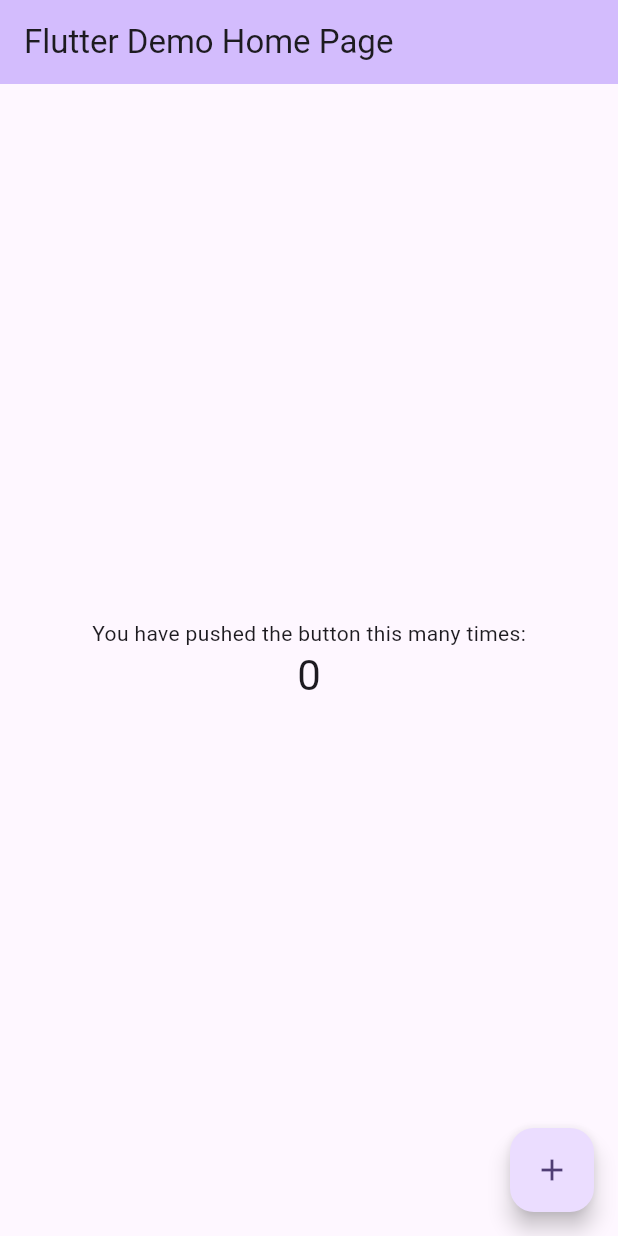
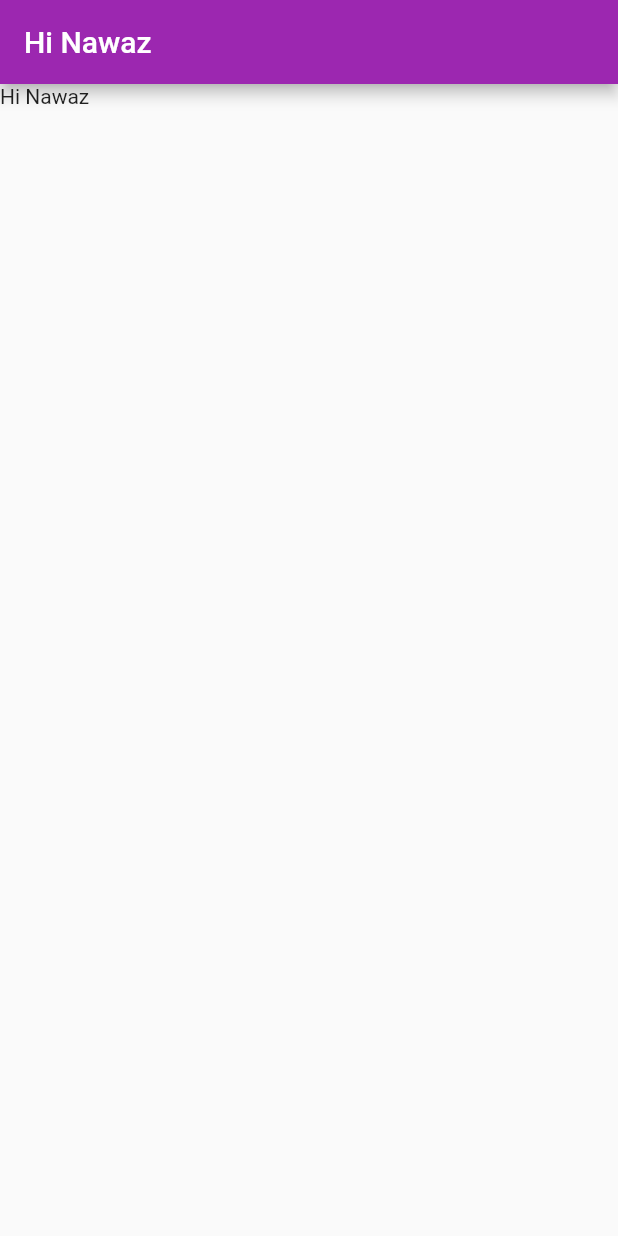
Before and after one commit to farsiris1/flutter_app, a Flutter app: the screen it shows after launch, on a phone screen of 412 x 824 dp. Run offline on Flutter 3.47's test engine with Material 2 defaults, Android fonts, the phone set to English and light mode, and no system bars.

Commit message:
ch1 completed

```diff
--- a/lib/main.dart
+++ b/lib/main.dart
@@ -1,125 +1,26 @@
 import 'package:flutter/material.dart';
 
 void main() {
-  runApp(const MyApp());
+  runApp(MaterialApp(
+    home: HomePage(),
+    theme: ThemeData(
+      primarySwatch: Colors.purple,
+    ),
+  ));
 }
 
-class MyApp extends StatelessWidget {
-  const MyApp({super.key});
+class HomePage extends StatelessWidget {
+  const HomePage({super.key});
 
-  // This widget is the root of your application.
   @override
   Widget build(BuildContext context) {
-    return MaterialApp(
-      title: 'Flutter Demo',
-      theme: ThemeData(
-        // This is the theme of your application.
-        //
-        // TRY THIS: Try running your application with "flutter run". You'll see
-        // the application has a blue toolbar. Then, without quitting the app,
-        // try changing the seedColor in the colorScheme below to Colors.green
-        // and then invoke "hot reload" (save your changes or press the "hot
-        // reload" button in a Flutter-supported IDE, or press "r" if you used
-        // the command line to start the app).
-        //
-        // Notice that the counter didn't reset back to zero; the application
-        // state is not lost during the reload. To reset the state, use hot
-        // restart instead.
-        //
-        // This works for code too, not just values: Most code changes can be
-        // tested with just a hot reload.
-        colorScheme: ColorScheme.fromSeed(seedColor: Colors.deepPurple),
-        useMaterial3: true,
+    return Scaffold(
+      appBar: AppBar(
+        title: const Text("Hi Nawaz"),
       ),
-      home: const MyHomePage(title: 'Flutter Demo Home Page'),
+      body: Container(
+        child: Text("Hi Nawaz"),
+      ),
     );
   }
 }
-
-class MyHomePage extends StatefulWidget {
-  const MyHomePage({super.key, required this.title});
-
-  // This widget is the home page of your application. It is stateful, meaning
-  // that it has a State object (defined below) that contains fields that affect
-  // how it looks.
-
-  // This class is the configuration for the state. It holds the values (in this
-  // case the title) provided by the parent (in this case the App widget) and
-  // used by the build method of the State. Fields in a Widget subclass are
-  // always marked "final".
-
-  final String title;
-
-  @override
-  State<MyHomePage> createState() => _MyHomePageState();
-}
-
-class _MyHomePageState extends State<MyHomePage> {
-  int _counter = 0;
-
-  void _incrementCounter() {
-    setState(() {
-      // This call to setState tells the Flutter framework that something has
-      // changed in this State, which causes it to rerun the build method below
-      // so that the display can reflect the updated values. If we changed
-      // _counter without calling setState(), then the build method would not be
-      // called again, and so nothing would appear to happen.
-      _counter++;
-    });
-  }
-
-  @override
-  Widget build(BuildContext context) {
-    // This method is rerun every time setState is called, for instance as done
-    // by the _incrementCounter method above.
-    //
-    // The Flutter framework has been optimized to make rerunning build methods
-    // fast, so that you can just rebuild anything that needs updating rather
-    // than having to individually change instances of widgets.
-    return Scaffold(
-      appBar: AppBar(
-        // TRY THIS: Try changing the color here to a specific color (to
-        // Colors.amber, perhaps?) and trigger a hot reload to see the AppBar
-        // change color while the other colors stay the same.
-        backgroundColor: Theme.of(context).colorScheme.inversePrimary,
-        // Here we take the value from the MyHomePage object that was created by
-        // the App.build method, and use it to set our appbar title.
-        title: Text(widget.title),
-      ),
-      body: Center(
-        // Center is a layout widget. It takes a single child and positions it
-        // in the middle of the parent.
-        child: Column(
-          // Column is also a layout widget. It takes a list of children and
-          // arranges them vertically. By default, it sizes itself to fit its
-          // children horizontally, and tries to be as tall as its parent.
-          //
-          // Column has various properties to control how it sizes itself and
-          // how it positions its children. Here we use mainAxisAlignment to
-          // center the children vertically; the main axis here is the vertical
-          // axis because Columns are vertical (the cross axis would be
-          // horizontal).
-          //
-          // TRY THIS: Invoke "debug painting" (choose the "Toggle Debug Paint"
-          // action in the IDE, or press "p" in the console), to see the
-          // wireframe for each widget.
-          mainAxisAlignment: MainAxisAlignment.center,
-          children: <Widget>[
-            const Text(
-              'You have pushed the button this many times:',
-            ),
-            Text(
-              '$_counter',
-              style: Theme.of(context).textTheme.headlineMedium,
-            ),
-          ],
-        ),
-      ),
-      floatingActionButton: FloatingActionButton(
-        onPressed: _incrementCounter,
-        tooltip: 'Increment',
-        child: const Icon(Icons.add),
-      ), // This trailing comma makes auto-formatting nicer for build methods.
-    );
-  }
-}
```
